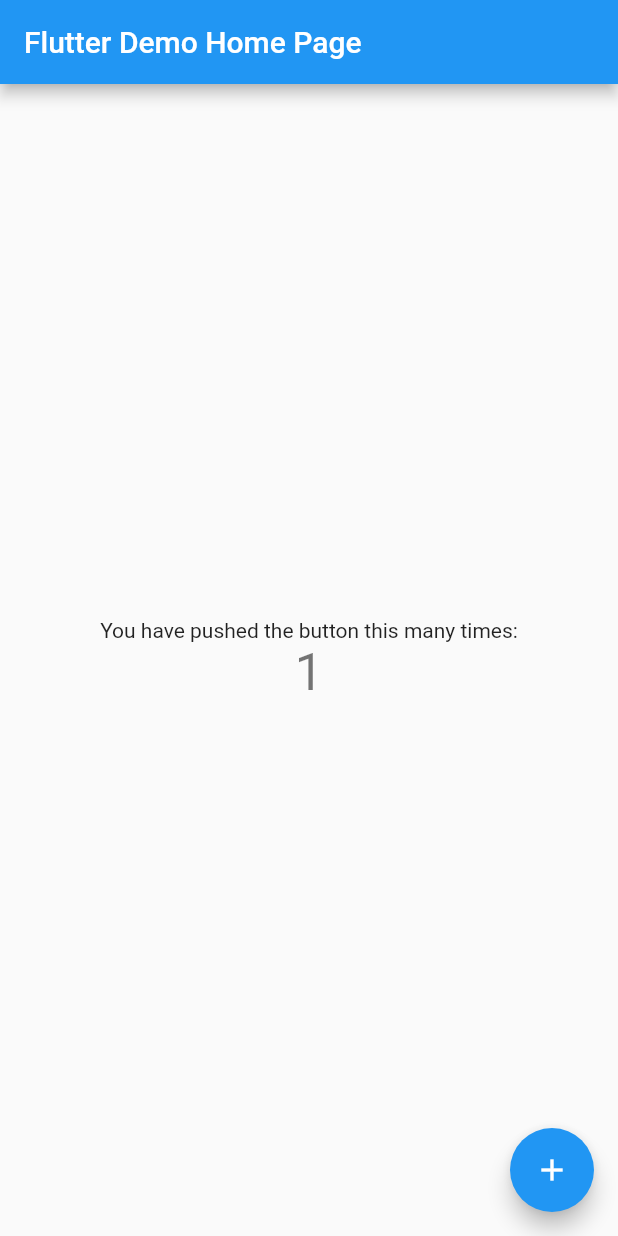
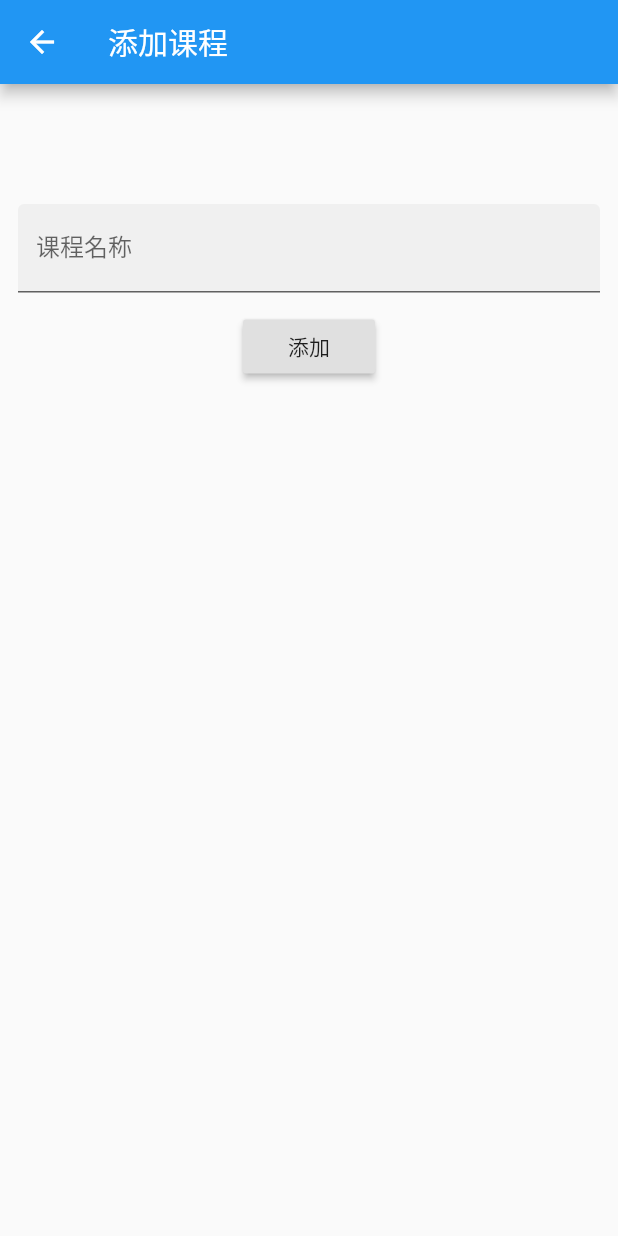
Before and after one commit to heqichang/Luna-Course, a Flutter app: the screen it shows after launch, after a tap on the "add" icon, on a phone screen of 412 x 824 dp. Run offline on Flutter 3.47's test engine with Material 2 defaults, Android fonts, the phone set to English and light mode, and no system bars.

Commit message:
Day1: 知识更新 * 声明式布局 * ListView 列表用 builder 类似 iOS tableView 可重用 * 更改状态 setState 来更新 UI * 页面跳转 * 为编辑控件添加  controller ，通过它来获取值

```diff
--- a/lib/main.dart
+++ b/lib/main.dart
@@ -1,111 +1,119 @@
 import 'package:flutter/material.dart';
 
-void main() => runApp(MyApp());
+// 入口
+void main() => runApp(App());
 
-class MyApp extends StatelessWidget {
-  // This widget is the root of your application.
+class App extends StatelessWidget {
+
   @override
   Widget build(BuildContext context) {
+
     return MaterialApp(
-      title: 'Flutter Demo',
-      theme: ThemeData(
-        // This is the theme of your application.
-        //
-        // Try running your application with "flutter run". You'll see the
-        // application has a blue toolbar. Then, without quitting the app, try
-        // changing the primarySwatch below to Colors.green and then invoke
-        // "hot reload" (press "r" in the console where you ran "flutter run",
-        // or simply save your changes to "hot reload" in a Flutter IDE).
-        // Notice that the counter didn't reset back to zero; the application
-        // is not restarted.
-        primarySwatch: Colors.blue,
-      ),
-      home: MyHomePage(title: 'Flutter Demo Home Page'),
+      title: '课程盒子', // 安卓开任务列表才看得到的值，iOS 看不到这个
+      home: HomePage(),
     );
+  }
+
+}
+
+
+class HomePage extends StatefulWidget {
+
+  @override
+  State<StatefulWidget> createState() {
+    return HomePageState();
   }
 }
 
-class MyHomePage extends StatefulWidget {
-  MyHomePage({Key key, this.title}) : super(key: key);
 
-  // This widget is the home page of your application. It is stateful, meaning
-  // that it has a State object (defined below) that contains fields that affect
-  // how it looks.
+class HomePageState extends State<HomePage> {
 
-  // This class is the configuration for the state. It holds the values (in this
-  // case the title) provided by the parent (in this case the App widget) and
-  // used by the build method of the State. Fields in a Widget subclass are
-  // always marked "final".
-
-  final String title;
-
-  @override
-  _MyHomePageState createState() => _MyHomePageState();
-}
-
-class _MyHomePageState extends State<MyHomePage> {
-  int _counter = 0;
-
-  void _incrementCounter() {
-    setState(() {
-      // This call to setState tells the Flutter framework that something has
-      // changed in this State, which causes it to rerun the build method below
-      // so that the display can reflect the updated values. If we changed
-      // _counter without calling setState(), then the build method would not be
-      // called again, and so nothing would appear to happen.
-      _counter++;
-    });
-  }
+  var _courses = [];
 
   @override
   Widget build(BuildContext context) {
-    // This method is rerun every time setState is called, for instance as done
-    // by the _incrementCounter method above.
-    //
-    // The Flutter framework has been optimized to make rerunning build methods
-    // fast, so that you can just rebuild anything that needs updating rather
-    // than having to individually change instances of widgets.
+
     return Scaffold(
       appBar: AppBar(
-        // Here we take the value from the MyHomePage object that was created by
-        // the App.build method, and use it to set our appbar title.
-        title: Text(widget.title),
+        title: const Text('课程记录'),
       ),
-      body: Center(
-        // Center is a layout widget. It takes a single child and positions it
-        // in the middle of the parent.
-        child: Column(
-          // Column is also a layout widget. It takes a list of children and
-          // arranges them vertically. By default, it sizes itself to fit its
-          // children horizontally, and tries to be as tall as its parent.
-          //
-          // Invoke "debug painting" (press "p" in the console, choose the
-          // "Toggle Debug Paint" action from the Flutter Inspector in Android
-          // Studio, or the "Toggle Debug Paint" command in Visual Studio Code)
-          // to see the wireframe for each widget.
-          //
-          // Column has various properties to control how it sizes itself and
-          // how it positions its children. Here we use mainAxisAlignment to
-          // center the children vertically; the main axis here is the vertical
-          // axis because Columns are vertical (the cross axis would be
-          // horizontal).
-          mainAxisAlignment: MainAxisAlignment.center,
-          children: <Widget>[
-            Text(
-              'You have pushed the button this many times:',
-            ),
-            Text(
-              '$_counter',
-              style: Theme.of(context).textTheme.display1,
-            ),
-          ],
-        ),
+
+      body: ListView.builder(
+        itemBuilder: (BuildContext context, int index) {
+          return ListTile(
+            title: Text(_courses[index] + ' $index'),
+          );
+        },
+        itemCount: _courses.length,
       ),
+
       floatingActionButton: FloatingActionButton(
-        onPressed: _incrementCounter,
-        tooltip: 'Increment',
-        child: Icon(Icons.add),
-      ), // This trailing comma makes auto-formatting nicer for build methods.
+        onPressed: _addCourse,
+        tooltip: '添加课程',
+        child: const Icon(Icons.add),
+      ),
     );
   }
+
+  void _addCourse() {
+    // 通过更改状态来更新 UI
+//    setState(() {
+//      _courses.add('test');
+//    });
+    Navigator.push(context, MaterialPageRoute(
+      builder: (context) => AddPage(),
+    ));
+  }
+
 }
+
+
+class AddPage extends StatefulWidget {
+
+  @override
+  State<StatefulWidget> createState() {
+    return AddPageState();
+  }
+
+}
+
+class AddPageState extends State<AddPage> {
+
+  final _textController = TextEditingController();
+
+  @override
+  Widget build(BuildContext context) {
+
+    return Scaffold(
+      appBar: AppBar(
+        title: const Text('添加课程'),
+      ),
+
+      body: Column(
+        crossAxisAlignment: CrossAxisAlignment.center,
+        children: <Widget>[
+          SizedBox(height: 80),
+          Container(
+            padding: EdgeInsets.only(left: 12, right: 12),
+            child: TextField(
+              decoration: InputDecoration(
+                filled: true,
+                labelText: '课程名称',
+              ),
+              controller: _textController,
+            ),
+          ),
+          SizedBox(height: 12),
+          RaisedButton(
+            child: Text('添加'),
+            onPressed: _addCourse,
+          ),
+        ],
+      ),
+    );
+  }
+
+  void _addCourse() {
+    print('${_textController.text}');
+  }
+}
```
Also changed, not shown: 2 other files.
